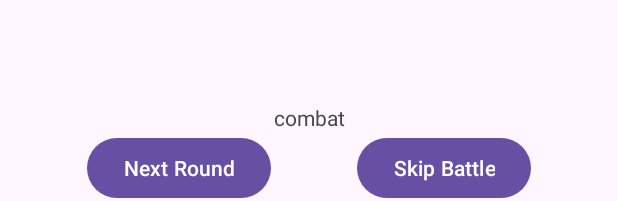
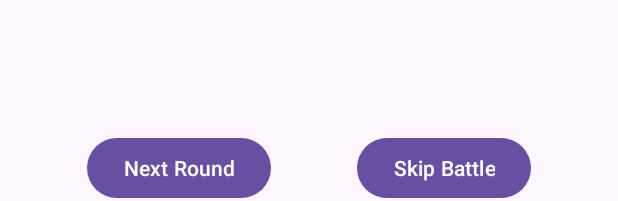
Before and after one commit to NikolaChachev/NBU, an Android app: the layout fragment_combat.xml on its own in the app's theme, with its tools: preview values and no code run, on a phone screen of 412 x 824 dp. Shown: the part 1032-1233 px from the top of the screen. Run offline under Robolectric (Android 15) with nearby library versions, the phone set to English and light mode, and no system bars.

```diff
--- a/app/src/main/java/com/example/nbu/presentation/combat/CombatUtil.java
+++ b/app/src/main/java/com/example/nbu/presentation/combat/CombatUtil.java
@@ -10,7 +10,7 @@ public class CombatUtil {
 
     public static final ArrayList<Enemy> enemies = new ArrayList<>() {
         {
-            add(new Enemy("ferral rabbit", 1, 20.d, 0, 100, 2, 5, 8));
+            add(new Enemy("ferral rabbit", 1, 20.d, 0, 100, 200, 5, 8));
             add(new Enemy("wolf", 2, 50.d, 0, 200, 15, 10, 10));
             add(new Enemy("bear", 2, 100.d, 15, 400, 7, 7, 5));
             add(new Enemy("wild boar", 2, 75.d, 5, 200, 5, 10, 8));
--- a/app/src/main/res/layout/fragment_combat.xml
+++ b/app/src/main/res/layout/fragment_combat.xml
@@ -40,19 +40,11 @@
             android:layout_width="match_parent"
             android:layout_height="0dp"
             android:layout_marginTop="16dp"
-            app:layout_constraintBottom_toTopOf="@id/combat_loot_text"
+            android:layout_marginBottom="12dp"
+            app:layout_constraintBottom_toTopOf="@id/combat_right_button"
             app:layout_constraintEnd_toEndOf="parent"
             app:layout_constraintStart_toStartOf="parent"
             app:layout_constraintTop_toBottomOf="@id/combat_end_text" />
-
-        <TextView
-            android:id="@+id/combat_loot_text"
-            android:layout_width="wrap_content"
-            android:layout_height="wrap_content"
-            android:text="combat"
-            app:layout_constraintBottom_toTopOf="@id/combat_left_button"
-            app:layout_constraintEnd_toEndOf="parent"
-            app:layout_constraintStart_toStartOf="parent" />
 
         <Button
             android:id="@+id/combat_left_button"
```
Also changed, not shown: app/src/main/java/com/example/nbu/presentation/character/Adventurer.java (+22 -1 lines), app/src/main/java/com/example/nbu/presentation/character/BaseCharacter.java (+7 -0 lines), app/src/main/java/com/example/nbu/presentation/character/Enemy.java (+21 -1 lines), app/src/main/java/com/example/nbu/presentation/combat/battle/CombatViewModel.java (+43 -33 lines), app/src/main/res/values/colors.xml (+8 -0 lines).
